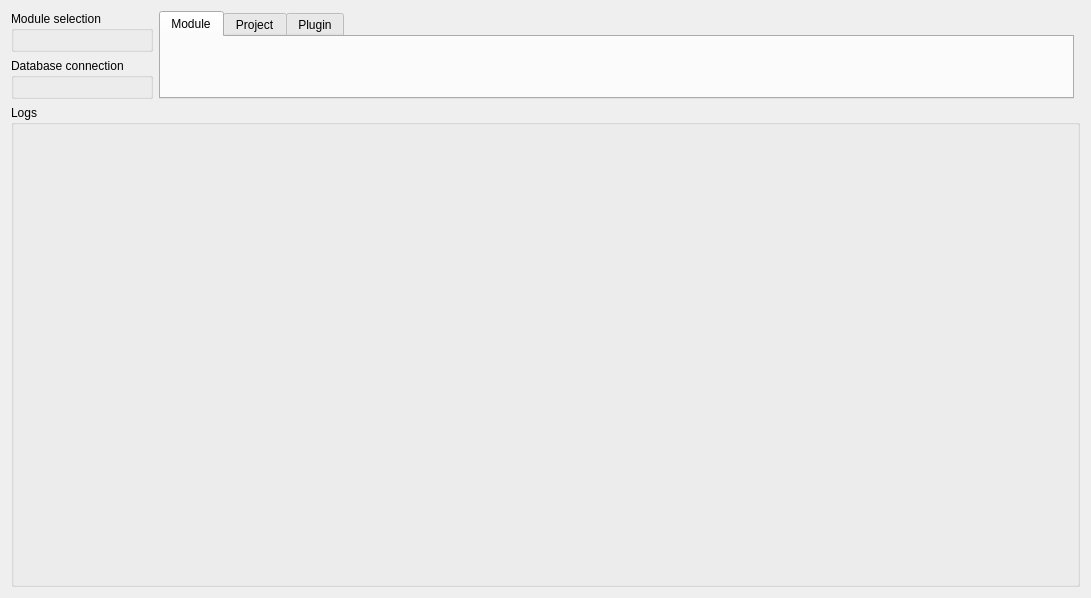
This is oqtopus/ui/main_dialog.ui in opengisch/oqtopus as Qt 5 draws it before an edit. The edited form follows.
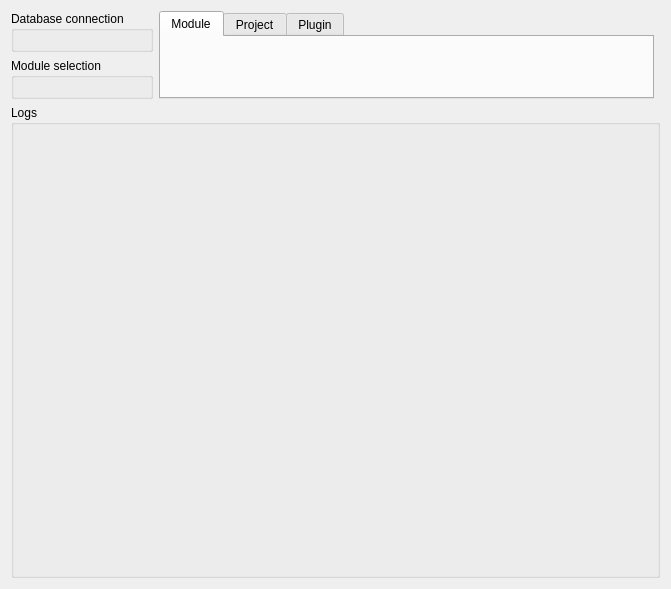
This is the edited form.

Commit message: invert db and module widgets

What changed in the file:
```diff
--- a/oqtopus/ui/main_dialog.ui
+++ b/oqtopus/ui/main_dialog.ui
@@ -6,15 +6,15 @@
    <rect>
     <x>0</x>
     <y>0</y>
-    <width>1091</width>
-    <height>598</height>
+    <width>671</width>
+    <height>589</height>
    </rect>
   </property>
   <property name="windowTitle">
    <string>oQtopus Module Management Tool</string>
   </property>
-  <layout class="QGridLayout" name="gridLayout_8" rowstretch="0,0,0,0,0,0">
-   <item row="2" column="0" rowspan="2">
+  <layout class="QGridLayout" name="gridLayout_8" rowstretch="0,0,0,0,0">
+   <item row="0" column="0" rowspan="2">
     <widget class="QGroupBox" name="db_groupBox">
      <property name="title">
       <string>Database connection</string>
@@ -67,7 +67,7 @@
      </widget>
     </widget>
    </item>
-   <item row="0" column="0" rowspan="2">
+   <item row="2" column="0" rowspan="2">
     <widget class="QGroupBox" name="moduleSelection_groupBox">
      <property name="title">
       <string>Module selection</string>
```
The commit also changes 2 other files.
